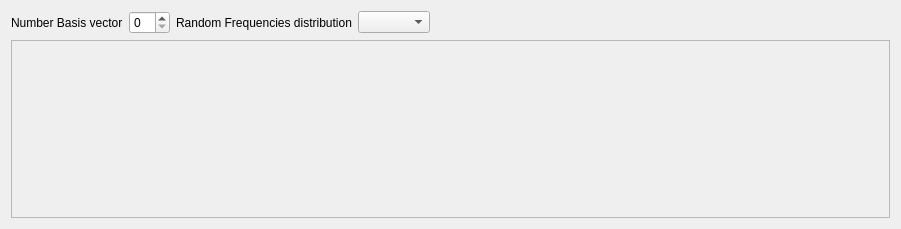
This is src/quocspyside2interface/gui/uifiles/SigmoidBasis.ui in Quantum-OCS/QuOCS-pyside2interface as Qt 5 draws it before an edit. The edited form follows.
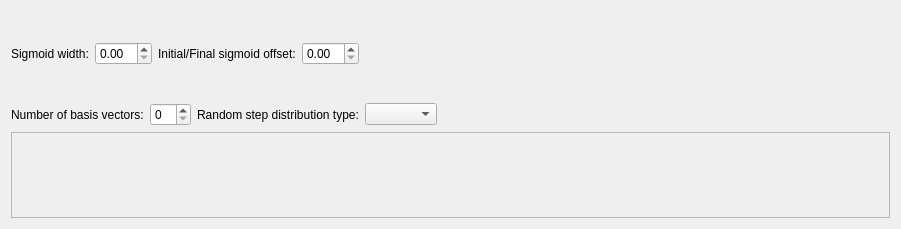
This is the edited form.

Commit message: Include sigma and offset into GUI.

The edit to the form file:
```diff
--- a/src/quocspyside2interface/gui/uifiles/SigmoidBasis.ui
+++ b/src/quocspyside2interface/gui/uifiles/SigmoidBasis.ui
@@ -29,12 +29,59 @@
    <property name="sizeConstraint">
     <enum>QLayout::SetMinAndMaxSize</enum>
    </property>
+   <item>
+    <layout class="QHBoxLayout" name="horizontalLayout_2">
+     <item>
+      <widget class="QLabel" name="label_3">
+       <property name="text">
+        <string>Sigmoid width:</string>
+       </property>
+      </widget>
+     </item>
+     <item>
+      <widget class="QDoubleSpinBox" name="sigma_doubleSpinBox"/>
+     </item>
+     <item>
+      <widget class="QLabel" name="label_5">
+       <property name="text">
+        <string>Initial/Final sigmoid offset:</string>
+       </property>
+      </widget>
+     </item>
+     <item>
+      <widget class="QDoubleSpinBox" name="offset_doubleSpinBox"/>
+     </item>
+     <item>
+      <spacer name="horizontalSpacer_2">
+       <property name="orientation">
+        <enum>Qt::Horizontal</enum>
+       </property>
+       <property name="sizeType">
+        <enum>QSizePolicy::Expanding</enum>
+       </property>
+       <property name="sizeHint" stdset="0">
+        <size>
+         <width>40</width>
+         <height>20</height>
+        </size>
+       </property>
+      </spacer>
+     </item>
+     <item>
+      <widget class="QLabel" name="label_4">
+       <property name="text">
+        <string/>
+       </property>
+      </widget>
+     </item>
+    </layout>
+   </item>
    <item>
     <layout class="QHBoxLayout" name="horizontalLayout">
      <item>
       <widget class="QLabel" name="label">
        <property name="text">
-        <string>Number Basis vector</string>
+        <string>Number of basis vectors:</string>
        </property>
       </widget>
      </item>
@@ -44,7 +91,7 @@
      <item>
       <widget class="QLabel" name="label_2">
        <property name="text">
-        <string>Random Frequencies distribution</string>
+        <string>Random step distribution type:</string>
        </property>
       </widget>
      </item>
@@ -83,7 +130,7 @@
         <x>0</x>
         <y>0</y>
         <width>881</width>
-        <height>100</height>
+        <height>68</height>
        </rect>
       </property>
      </widget>
```
The commit also changes 1 other file.
